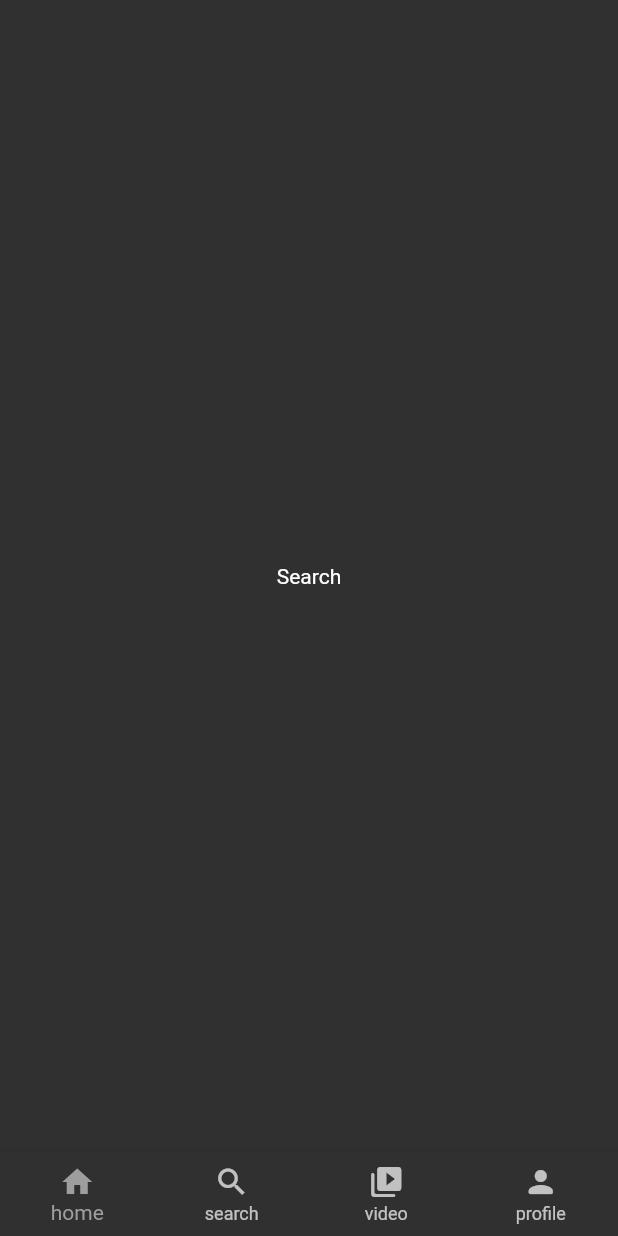
After one commit to AbhinavHaridas/IMDB-Clone, a Flutter app: the screen it shows after launch, item 2 of the bottom bar chosen, on a phone screen of 412 x 824 dp. The commit adds this screen. Run offline on Flutter 3.47's test engine with Material 2 defaults, Android fonts, the phone set to English and light mode, and no system bars.

Commit message:
Done with experiment 5

```diff
--- a/lib/main.dart
+++ b/lib/main.dart
@@ -1,7 +1,10 @@
 import "package:flutter/material.dart";
 import "package:imdb_clone/screens/home.dart";
+import 'package:imdb_clone/screens/profile.dart';
+import 'package:imdb_clone/screens/search.dart';
 import "package:imdb_clone/screens/signin.dart";
 import "package:imdb_clone/screens/signup.dart";
+import 'package:imdb_clone/screens/video.dart';
 
 void main() {
   runApp(MyApp());
@@ -18,7 +21,15 @@ class MyApp extends StatelessWidget {
           brightness: Brightness.dark,
         ),
         debugShowCheckedModeBanner: false,
-        home: const SignUp(),
+      initialRoute: "/home",
+      routes: {
+          "/": (context) => const SignIn(),
+        "/home": (context) => const HomeScreen(),
+        "/signup": (context) => const SignUp(),
+        "/search": (context) => const SearchPage(),
+        "/video": (context) => const VideoPage(),
+        "/profile": (context) => const ProfilePage()
+      },
     );
   }
 }
--- a/lib/screens/home.dart
+++ b/lib/screens/home.dart
@@ -414,20 +414,48 @@ class Heading extends StatelessWidget {
   }
 }
 
-class BottomNavbar extends StatelessWidget {
+class BottomNavbar extends StatefulWidget {
   const BottomNavbar({Key? key}) : super(key: key);
+
+  @override
+  State<BottomNavbar> createState() => _BottomNavbarState();
+}
+
+class _BottomNavbarState extends State<BottomNavbar> {
+  int currentIndex = 0;
+
+  void onItemTapped(int index) {
+    setState(() {
+      currentIndex = index;
+    });
+     switch (currentIndex) {
+      case 0:
+        Navigator.pushNamed(context, "/home");
+        break;
+      case 1:
+        Navigator.pushNamed(context, "/search");
+        break;
+      case 2:
+        Navigator.pushNamed(context, "/video");
+        break;
+      case 3:
+        Navigator.pushNamed(context, "/profile");
+        break;
+    }
+  }
 
   @override
   Widget build(BuildContext context) {
     return BottomNavigationBar(
-      showSelectedLabels: false,
-      showUnselectedLabels: false,
+      type: BottomNavigationBarType.fixed,
+      selectedItemColor: Colors.grey,
+      currentIndex: currentIndex,
+      onTap: (index) => onItemTapped(index),
       items: const [
         BottomNavigationBarItem(
           backgroundColor: Colors.white10,
           icon: Icon(
             Icons.home,
-            color: Colors.grey,
             semanticLabel: "home",
           ),
           label: "home",
@@ -435,22 +463,19 @@ class BottomNavbar extends StatelessWidget {
         BottomNavigationBarItem(
           icon: Icon(
             Icons.search,
-            color: Colors.grey,
             semanticLabel: "search",
           ),
           label: "search",
         ),
         BottomNavigationBarItem(
           icon: Icon(
-              Icons.video_collection_rounded,
-              color: Colors.grey
+            Icons.video_collection_rounded,
           ),
           label: "video",
         ),
         BottomNavigationBarItem(
           icon: Icon(
-              Icons.person_rounded,
-              color: Colors.grey
+            Icons.person_rounded,
           ),
           label: "profile",
         )
--- /dev/null
+++ b/lib/screens/search.dart
@@ -0,0 +1,16 @@
+import "package:flutter/material.dart";
+import "package:imdb_clone/screens/home.dart";
+
+class SearchPage extends StatelessWidget {
+  const SearchPage({Key? key}) : super(key: key);
+
+  @override
+  Widget build(BuildContext context) {
+    return const Scaffold(
+      body: Center(
+        child: Text("Search")
+      ),
+      bottomNavigationBar: BottomNavbar(),
+    );
+  }
+}
```
Also changed, not shown: lib/screens/profile.dart (added, +16 -0 lines), lib/screens/video.dart (added, +16 -0 lines).
